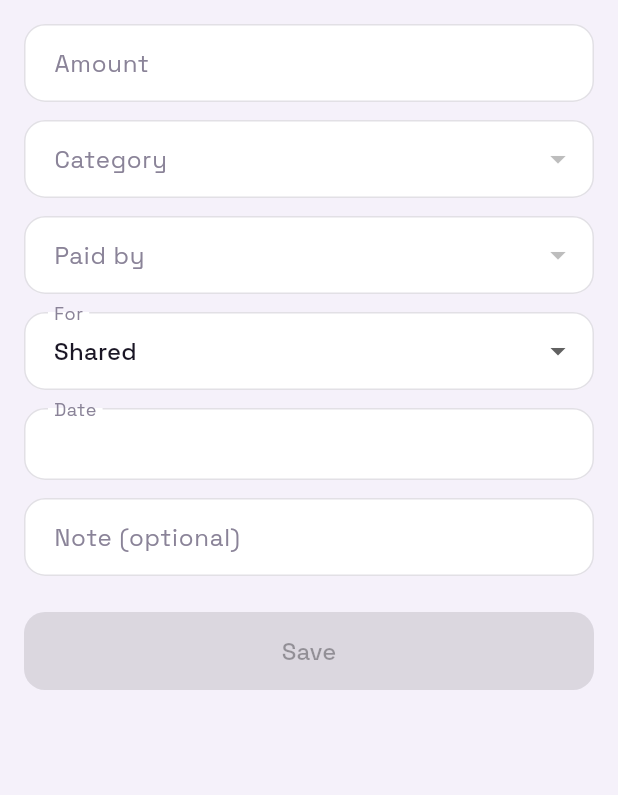
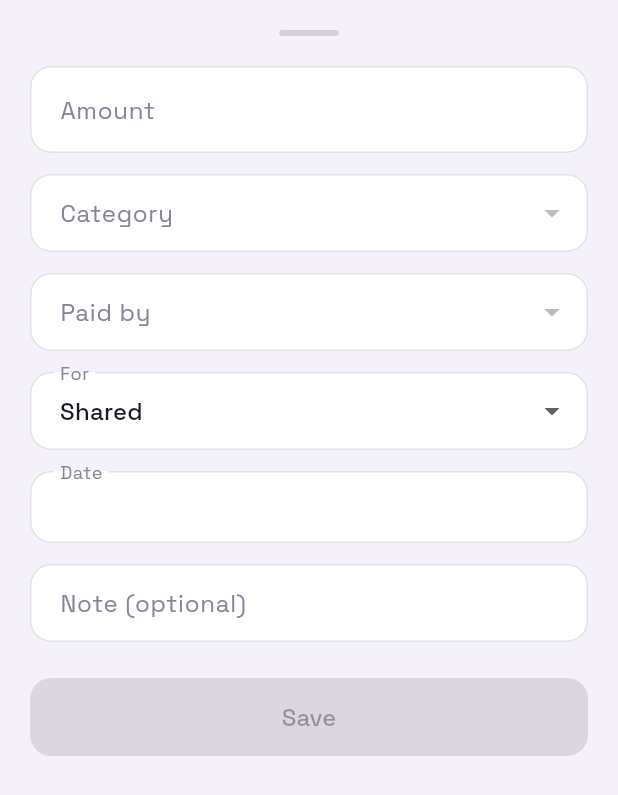
Before and after one commit to ByteKilns/adelaide, a Flutter app: the ExpenseConfirmSheet widget shown alone on an empty page, opened directly with empty values, on a phone screen of 412 x 824 dp. Shown: the top 795 px of the screen. Run offline on Flutter 3.47's test engine with Material 3 defaults, Android fonts, the phone set to English and light mode, and no system bars; our stand-ins replace flutter_riverpod, flutter_secure_storage, shared_preferences, speech_to_text; accounts and stored records are empty; network calls fail.

Commit message:
feat(mobile): redesign expense confirm/edit sheet with new visual style

```diff
--- a/mobile/lib/widgets/expense_confirm_sheet.dart
+++ b/mobile/lib/widgets/expense_confirm_sheet.dart
@@ -4,6 +4,7 @@ import 'package:flutter/material.dart';
 import '../models/category_option.dart';
 import '../models/expense_draft.dart';
 import '../models/member_option.dart';
+import '../theme/app_theme.dart';
 
 class ExpenseConfirmSheet extends StatefulWidget {
   final ExpenseDraft initialDraft;
@@ -98,39 +99,44 @@ class _ExpenseConfirmSheetState extends State<ExpenseConfirmSheet> {
   @override
   Widget build(BuildContext context) {
     return SingleChildScrollView(
-      padding: const EdgeInsets.all(16),
+      padding: const EdgeInsets.all(20),
       child: Column(
         crossAxisAlignment: CrossAxisAlignment.stretch,
         mainAxisSize: MainAxisSize.min,
         children: [
+          Center(
+            child: Container(
+              width: 40,
+              height: 4,
+              margin: const EdgeInsets.only(bottom: 20),
+              decoration: BoxDecoration(color: AppColors.textMuted.withValues(alpha: 0.3), borderRadius: BorderRadius.circular(2)),
+            ),
+          ),
           TextField(
             key: const Key('amount-field'),
             controller: _amountController,
             decoration: const InputDecoration(labelText: 'Amount'),
             keyboardType: const TextInputType.numberWithOptions(decimal: true),
+            style: const TextStyle(fontFamily: 'SpaceGrotesk', fontSize: 20, fontWeight: FontWeight.w600),
             onChanged: (_) => setState(() {}),
           ),
-          const SizedBox(height: 12),
+          const SizedBox(height: 14),
           DropdownButtonFormField<String>(
             key: const Key('category-field'),
             value: widget.categories.any((c) => c.id == _categoryId) ? _categoryId : null,
             decoration: const InputDecoration(labelText: 'Category'),
-            items: widget.categories
-                .map((c) => DropdownMenuItem(value: c.id, child: Text(c.name)))
-                .toList(),
+            items: widget.categories.map((c) => DropdownMenuItem(value: c.id, child: Text(c.name))).toList(),
             onChanged: (value) => setState(() => _categoryId = value!),
           ),
-          const SizedBox(height: 12),
+          const SizedBox(height: 14),
           DropdownButtonFormField<String>(
             key: const Key('paid-by-field'),
             value: widget.members.any((m) => m.id == _paidByMemberId) ? _paidByMemberId : null,
             decoration: const InputDecoration(labelText: 'Paid by'),
-            items: widget.members
-                .map((m) => DropdownMenuItem(value: m.id, child: Text(m.name)))
-                .toList(),
+            items: widget.members.map((m) => DropdownMenuItem(value: m.id, child: Text(m.name))).toList(),
             onChanged: (value) => setState(() => _paidByMemberId = value!),
           ),
-          const SizedBox(height: 12),
+          const SizedBox(height: 14),
           DropdownButtonFormField<String>(
             key: const Key('owner-field'),
             value: _ownerMemberId == null || widget.members.any((m) => m.id == _ownerMemberId) ? _ownerMemberId : null,
@@ -141,15 +147,16 @@ class _ExpenseConfirmSheetState extends State<ExpenseConfirmSheet> {
             ],
             onChanged: (value) => setState(() => _ownerMemberId = value),
           ),
-          const SizedBox(height: 12),
+          const SizedBox(height: 14),
           InkWell(
             onTap: _pickDate,
+            borderRadius: BorderRadius.circular(14),
             child: InputDecorator(
               decoration: const InputDecoration(labelText: 'Date'),
-              child: Text(_date),
+              child: Text(_date, style: const TextStyle(fontFamily: 'SpaceGrotesk', color: AppColors.textPrimary)),
             ),
           ),
-          const SizedBox(height: 12),
+          const SizedBox(height: 14),
           TextField(
             key: const Key('note-field'),
             controller: _noteController,
@@ -160,7 +167,11 @@ class _ExpenseConfirmSheetState extends State<ExpenseConfirmSheet> {
             key: const Key('save-button'),
             onPressed: _canSave ? _save : null,
             child: _saving
-                ? const SizedBox(height: 20, width: 20, child: CircularProgressIndicator(strokeWidth: 2))
+                ? const SizedBox(
+                    height: 20,
+                    width: 20,
+                    child: CircularProgressIndicator(strokeWidth: 2, color: Colors.white),
+                  )
                 : const Text('Save'),
           ),
         ],
```
